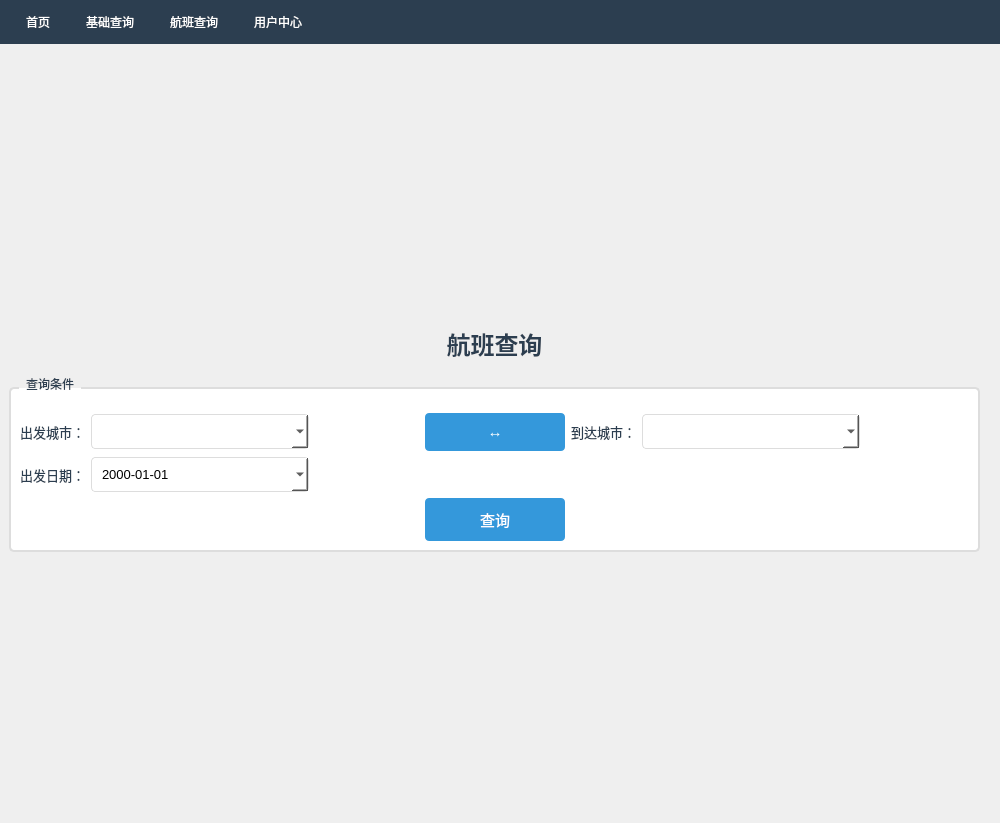
This is ui_client/ui_client.ui in john2-ui/FlightSystem as Qt 5 draws it before an edit. The edited form follows.
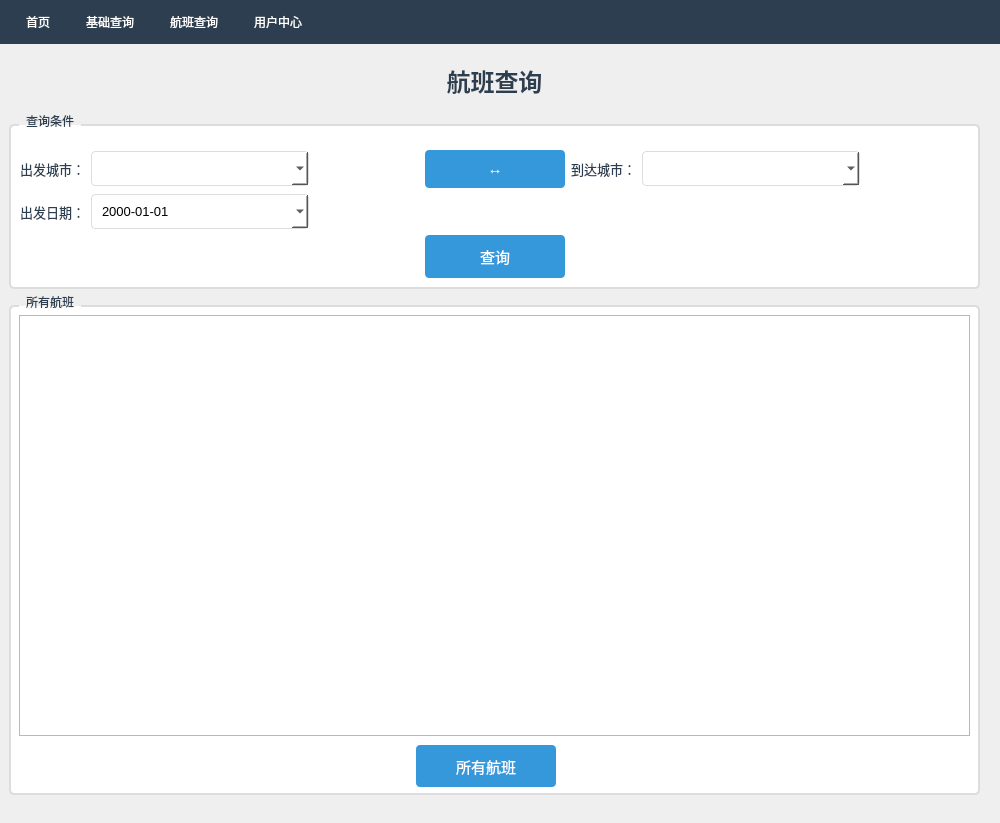
This is the edited form. Icons and pictures are not drawn.

Commit message: 新增所有航班列表

Diff of the .ui file:
```diff
--- a/ui_client/ui_client.ui
+++ b/ui_client/ui_client.ui
@@ -1804,23 +1804,10 @@
           <x>0</x>
           <y>0</y>
           <width>971</width>
-          <height>761</height>
+          <height>771</height>
          </rect>
         </property>
         <layout class="QVBoxLayout" name="verticalLayout_3">
-         <item>
-          <spacer name="verticalSpacer_2">
-           <property name="orientation">
-            <enum>Qt::Orientation::Vertical</enum>
-           </property>
-           <property name="sizeHint" stdset="0">
-            <size>
-             <width>20</width>
-             <height>40</height>
-            </size>
-           </property>
-          </spacer>
-         </item>
          <item>
           <widget class="QLabel" name="labelFlightSearchTitle">
            <property name="styleSheet">
@@ -2013,6 +2000,42 @@
            </layout>
           </widget>
          </item>
+         <item>
+          <widget class="QGroupBox" name="groupBox_3">
+           <property name="minimumSize">
+            <size>
+             <width>0</width>
+             <height>500</height>
+            </size>
+           </property>
+           <property name="title">
+            <string>所有航班</string>
+           </property>
+           <widget class="QTableView" name="tableflightsearch">
+            <property name="geometry">
+             <rect>
+              <x>10</x>
+              <y>20</y>
+              <width>951</width>
+              <height>421</height>
+             </rect>
+            </property>
+           </widget>
+           <widget class="QPushButton" name="btnallflight">
+            <property name="geometry">
+             <rect>
+              <x>407</x>
+              <y>450</y>
+              <width>140</width>
+              <height>42</height>
+             </rect>
+            </property>
+            <property name="text">
+             <string>所有航班</string>
+            </property>
+           </widget>
+          </widget>
+         </item>
          <item>
           <spacer name="verticalSpacer">
            <property name="orientation">
```
The commit also changes 2 other files.
